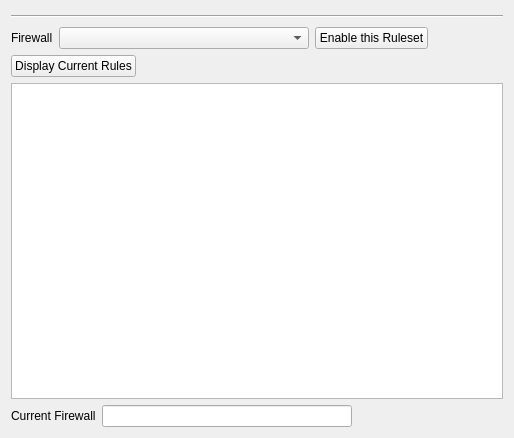
First picture: the form in formfirewallrules.ui, repository newey499/qiptables, before the edit.
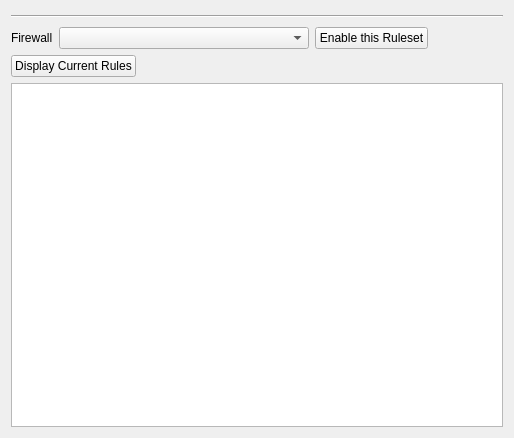
Second picture: the form after the edit.

The edit to the form file:
```diff
--- a/formfirewallrules.ui
+++ b/formfirewallrules.ui
@@ -101,40 +101,6 @@
    <item>
     <widget class="QPlainTextEdit" name="edtCurrentRules"/>
    </item>
-   <item>
-    <layout class="QHBoxLayout" name="horizontalLayout_3">
-     <item>
-      <widget class="QLabel" name="label_2">
-       <property name="text">
-        <string>Current Firewall</string>
-       </property>
-      </widget>
-     </item>
-     <item>
-      <widget class="QLineEdit" name="edtCurrentFirewall">
-       <property name="minimumSize">
-        <size>
-         <width>250</width>
-         <height>0</height>
-        </size>
-       </property>
-      </widget>
-     </item>
-     <item>
-      <spacer name="horizontalSpacer_2">
-       <property name="orientation">
-        <enum>Qt::Horizontal</enum>
-       </property>
-       <property name="sizeHint" stdset="0">
-        <size>
-         <width>108</width>
-         <height>20</height>
-        </size>
-       </property>
-      </spacer>
-     </item>
-    </layout>
-   </item>
   </layout>
  </widget>
  <resources/>
```
Left out of the diff: 3 changed lines with no effect on the pictures.
